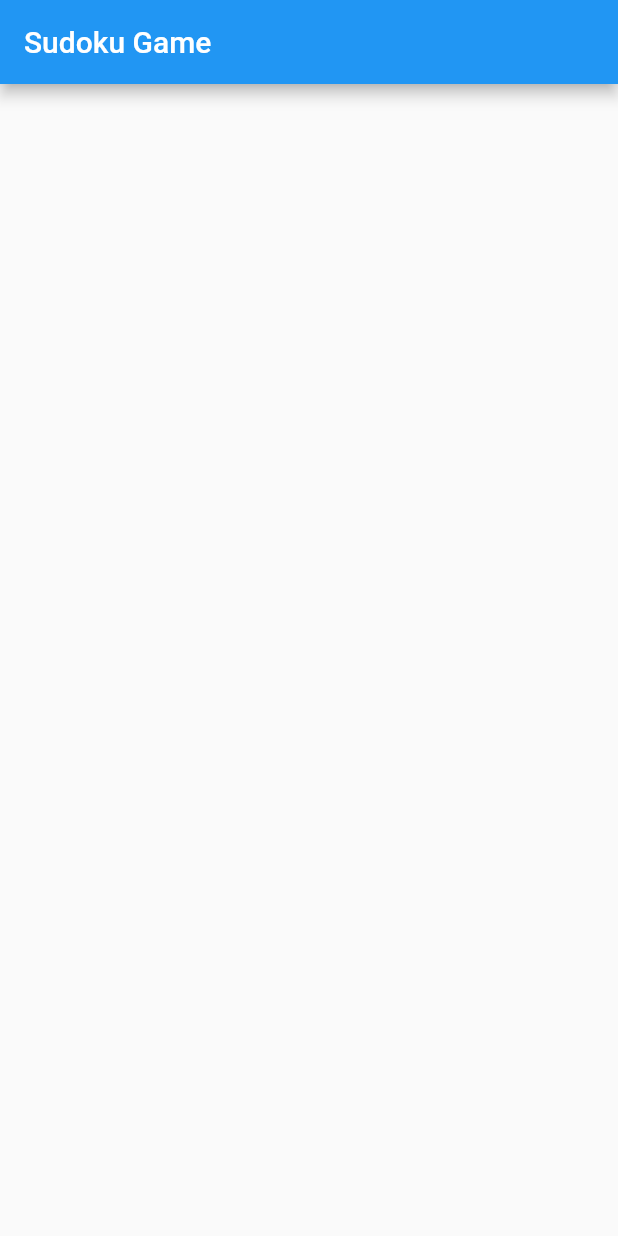
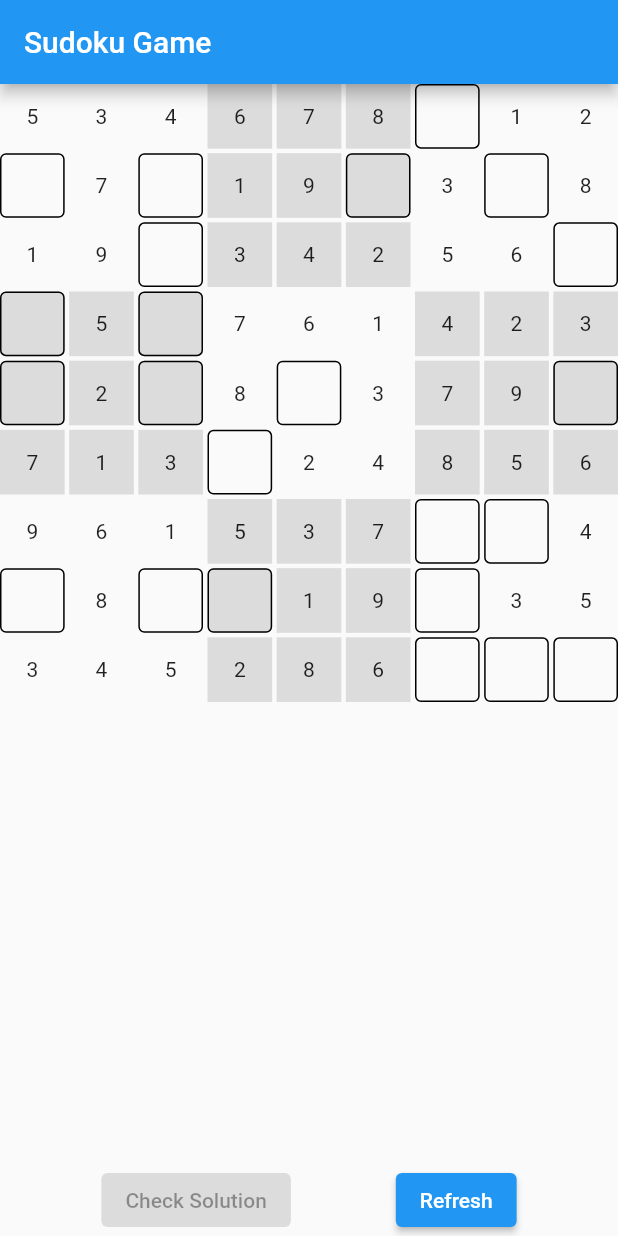
Before and after one commit to HawraAlomani/Sudoku-Game, a Flutter app: the screen it shows after launch, on a phone screen of 412 x 824 dp. Run offline on Flutter 3.47's test engine with Material 2 defaults, Android fonts, the phone set to English and light mode, and no system bars.

Commit message:
UI is ready

```diff
--- a/sudoku_game_app/lib/main.dart
+++ b/sudoku_game_app/lib/main.dart
@@ -1,4 +1,5 @@
 import 'package:flutter/material.dart';
+import 'dart:math';
 
 void main() {
   runApp(const MyApp());
@@ -24,13 +25,127 @@ class MyHomePage extends StatefulWidget {
 }
 
 class _MyHomePageState extends State<MyHomePage> {
+  // The random solution sudoku Array
+  List<String> cellsSolution = [
+    '5', '3', '4', '6', '7', '8', '9', '1', '2',
+    '6', '7', '2', '1', '9', '5', '3', '4', '8',
+    '1', '9', '8', '3', '4', '2', '5', '6', '7',
+
+    '8', '5', '9', '7', '6', '1', '4', '2', '3',
+    '4', '2', '6', '8', '5', '3', '7', '9', '1',
+    '7', '1', '3', '9', '2', '4', '8', '5', '6',
+
+    '9', '6', '1', '5', '3', '7', '2', '8', '4',
+    '2', '8', '7', '4', '1', '9', '6', '3', '5',
+    '3', '4', '5', '2', '8', '6', '1', '7', '9'
+  ];
+
+  // The puzzel based on cellsSolution (delete some cells randomly)
+  List<String> cellsPuzzel = [
+    '5', '3', '4', '6', '7', '8', '', '1', '2',
+    '', '7', '', '1', '9', '', '3', '', '8',
+    '1', '9', '', '3', '4', '2', '5', '6', '',
+
+    '', '5', '', '7', '6', '1', '4', '2', '3',
+    '', '2', '', '8', '', '3', '7', '9', '',
+    '7', '1', '3', '', '2', '4', '8', '5', '6',
+
+    '9', '6', '1', '5', '3', '7', '', '', '4',
+    '', '8', '', '', '1', '9', '', '3', '5',
+    '3', '4', '5', '2', '8', '6', '', '', ''
+  ];
+
+//function to check if the cell is a blank and can be filled later.
+  bool isBlank(index){
+    for(var i=0;i<cellsPuzzel.length;i++){
+        if(cellsPuzzel[index] == ''){
+          return true;
+        }
+    }
+    return false;
+  }
+
   @override
   Widget build(BuildContext context) {
     return Scaffold(
       appBar: AppBar(title: Text('Sudoku Game',),),
-      body: Center(
+      body: Container(
+        child: Column(
+          children: <Widget>[
+            Expanded(
+              child: GridView.builder(
+                  itemCount: cellsPuzzel.length,
+                  gridDelegate:  SliverGridDelegateWithFixedCrossAxisCount(
+                      crossAxisSpacing: 3,
+                      mainAxisSpacing: 3,
+                      crossAxisCount: 9),
+                  itemBuilder: (BuildContext context, int index){
+                    if(isBlank(index)){
+                      return TextField(
+                        enabled: isBlank(index),
+                        decoration: InputDecoration(filled: toBeColored(index),
+                            fillColor: Colors.black12,
+                            enabledBorder: OutlineInputBorder()),
+                        textAlign: TextAlign.center,
+                      );
+                    }
+                    else{
+                      return Center(
+                        child: Container(
+                          height: 50,
+                          width: 50,
+                          color:  toBeColored(index)?Colors.black12: Colors.transparent,
+                          child: Center(
+                            child: Text(
+                              cellsPuzzel[index],
+                            ),
+                          ),
+                        ),
+                      );
 
+                    }
+                  }),
+
+            ),
+            Row(
+              mainAxisAlignment: MainAxisAlignment.center,
+              crossAxisAlignment: CrossAxisAlignment.start,
+              children: [
+                Padding(
+                  padding: const EdgeInsets.only(right: 35.0),
+                  child: ElevatedButton(
+                    onPressed: null, /* if all cells are filled then this button can be pressed.*/
+                    child: const Text('Check Solution'),
+                  ),
+                ),
+                Padding(
+                  padding: const EdgeInsets.only(left: 35.0),
+                  child: ElevatedButton(
+                    onPressed: () {}, /* to generate a new Sudoku. */
+                    child: const Text('Refresh'),
+                  ),
+                ),
+              ],
+            ),
+          ],
+        ),
       ),
     );
   }
 }
+
+  // function to check the index
+bool toBeColored(index){
+  List<int> myArray=[
+    3,4,5,12,13,14,21,22,23, // 1st block indexes
+    27,28,29,36,37,38,45,46,47, // 2nd block indexes
+    33,34,35,42,43,44,51,52,53, // 3rd block indexes
+    57,58,59,66,67,68,75,76,77, // 4th block indexes
+  ];
+     for(int i=0; i<myArray.length; i++){
+     if (myArray[i]==index){
+       return true;
+     }
+}
+  return false;
+}
```
